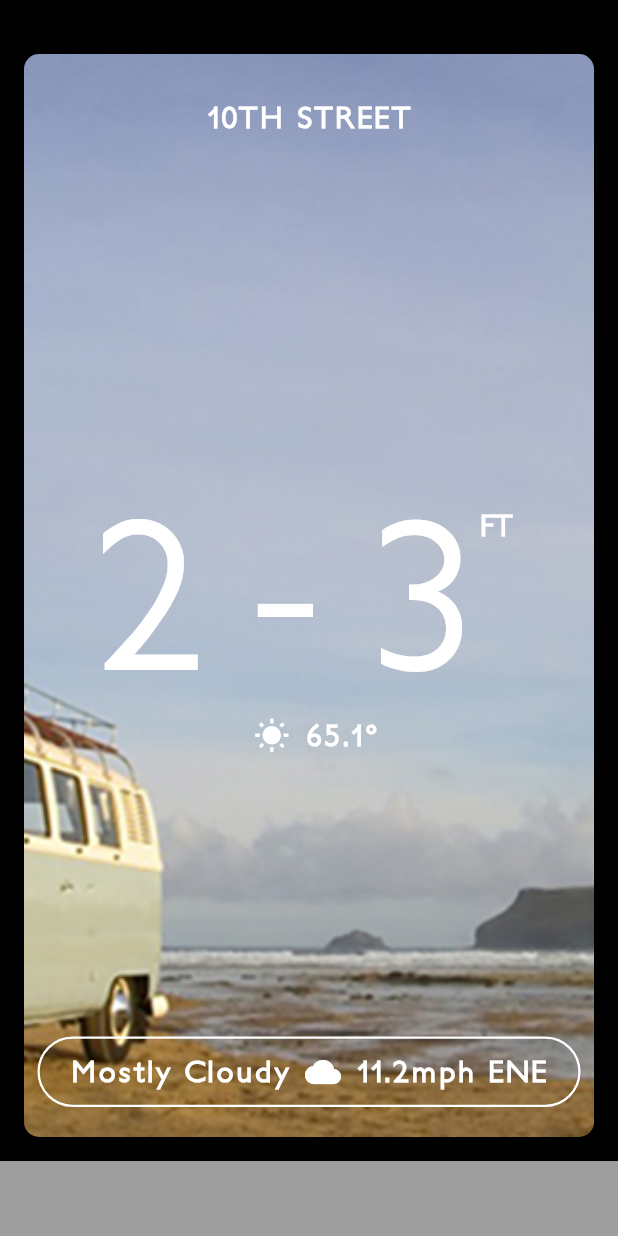
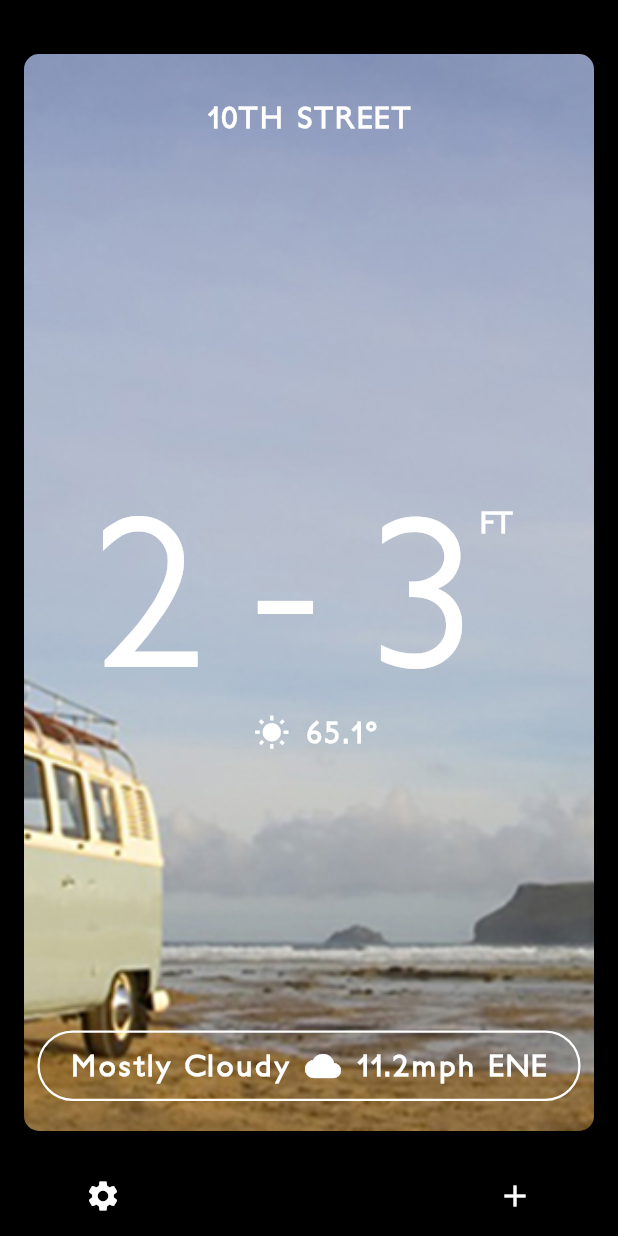
Before and after one commit to Jemair/card_flip_carousel, a Flutter app: the screen it shows after launch, on a phone screen of 412 x 824 dp. Run offline on Flutter 3.47's test engine with Material 2 defaults, Android fonts, the phone set to English and light mode, and no system bars.

```diff
--- a/lib/main.dart
+++ b/lib/main.dart
@@ -43,16 +43,44 @@ class _MyHomePageState extends State<MyHomePage> {
               cards: demoCards,
             ),
           ),
-          Container(
-            width: double.infinity,
-            height: 50.0,
-            color: Colors.grey,
+          PageFooter(cardCount: 0, scrollPercent: 0.0),
+        ],
+      ),
+    );
+  }
+}
+
+class PageFooter extends StatelessWidget {
+  PageFooter({
+    Key key,
+    this.cardCount,
+    this.scrollPercent,
+  }): super(key: key);
+
+  final cardCount;
+  final scrollPercent;
+
+  @override
+  Widget build(BuildContext context) {
+    return Padding(
+      padding: const EdgeInsets.symmetric(vertical: 15.0),
+      child: Row(
+        children: <Widget>[
+          Expanded(
+            child: Icon(Icons.settings, color: Colors.white),
+          ),
+          Expanded(
+            child: Container(),
+          ),
+          Expanded(
+            child: Icon(Icons.add, color: Colors.white),
           )
         ],
       ),
     );
   }
 }
+
 
 class CardFlipper extends StatefulWidget {
   CardFlipper({Key key, this.cards}): super(key: key);
```
